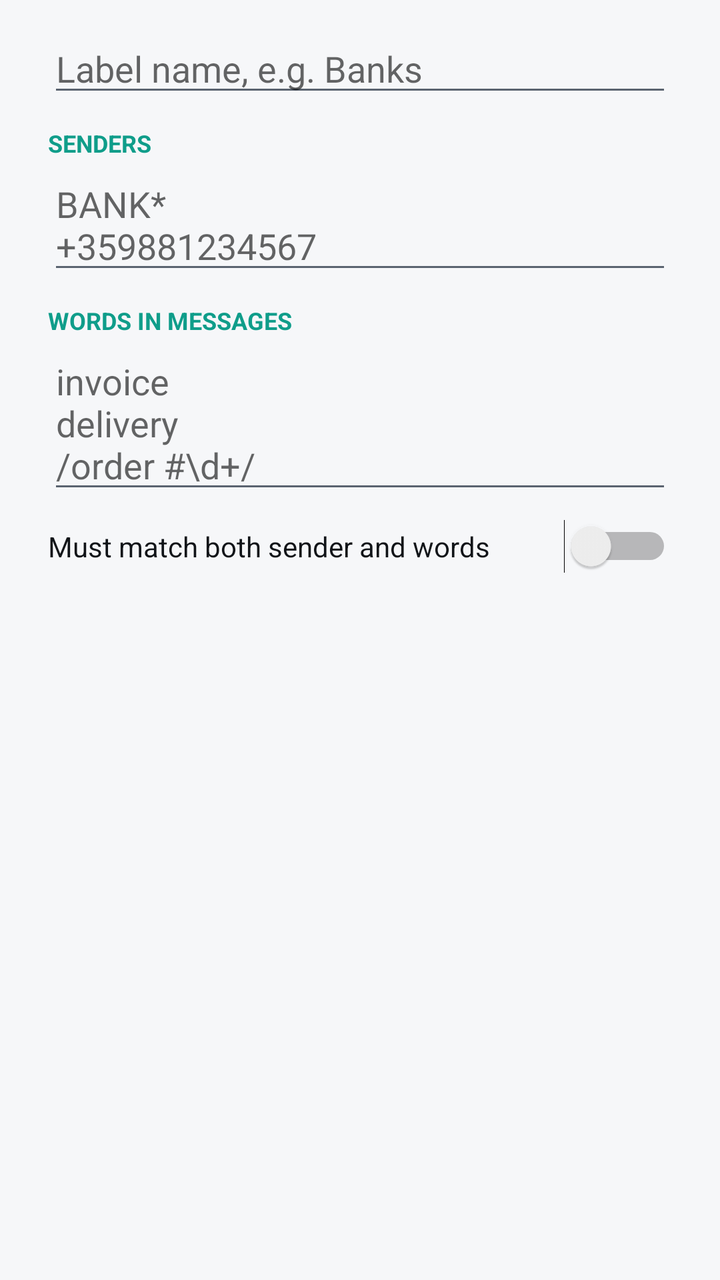
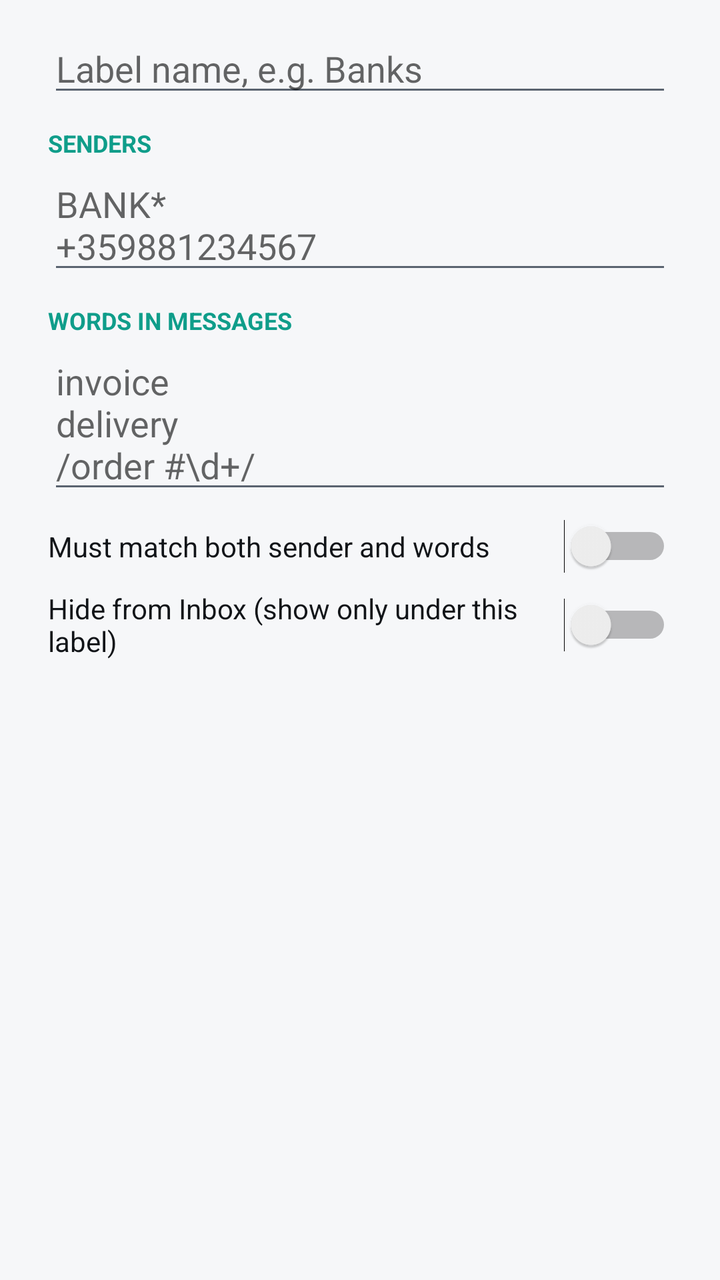

The first picture is an Android layout as it rendered before a commit; the second is the same layout after the commit. The layout source and the unified diff follow.
<!-- AndroidManifest.xml: application theme Pico -->
<!-- res/layout/dialog_label.xml -->
<?xml version="1.0" encoding="utf-8"?>
<ScrollView xmlns:android="http://schemas.android.com/apk/res/android"
    android:layout_width="match_parent"
    android:layout_height="wrap_content">

    <LinearLayout
        android:layout_width="match_parent"
        android:layout_height="wrap_content"
        android:orientation="vertical"
        android:paddingStart="24dp"
        android:paddingTop="12dp"
        android:paddingEnd="24dp"
        android:paddingBottom="8dp">

        <EditText
            android:id="@+id/name"
            android:layout_width="match_parent"
            android:layout_height="wrap_content"
            android:hint="@string/label_name"
            android:importantForAutofill="no"
            android:inputType="textCapSentences"
            android:singleLine="true" />

        <TextView
            style="@style/FieldLabel"
            android:text="@string/label_senders" />

        <EditText
            android:id="@+id/senders"
            style="@style/MultiField"
            android:hint="@string/label_senders_hint" />

        <TextView
            style="@style/FieldLabel"
            android:text="@string/label_words" />

        <EditText
            android:id="@+id/words"
            style="@style/MultiField"
            android:hint="@string/label_words_hint" />

        <Switch
            android:id="@+id/both"
            android:layout_width="match_parent"
            android:layout_height="wrap_content"
            android:layout_marginTop="8dp"
            android:text="@string/label_both"
            android:textColor="@color/text"
            android:textSize="14sp" />

        <TextView
            android:id="@+id/info"
            android:layout_width="match_parent"
            android:layout_height="wrap_content"
            android:layout_marginTop="12dp"
            android:textColor="@color/text2"
            android:textSize="13sp" />

        <LinearLayout
            android:id="@+id/examples"
            android:layout_width="match_parent"
            android:layout_height="wrap_content"
            android:orientation="vertical" />
    </LinearLayout>
</ScrollView>
<!-- resources referenced by this layout -->
<resources>
  <color name="text">#FF111418</color>
  <color name="text2">#FF5B6470</color>
  <string name="label_both">Must match both sender and words</string>
  <string name="label_name">Label name, e.g. Banks</string>
  <string name="label_senders">SENDERS</string>
  <string name="label_senders_hint">BANK*\n+359881234567</string>
  <string name="label_words">WORDS IN MESSAGES</string>
  <string name="label_words_hint">invoice\ndelivery\n/order #\\d+/</string>
  <style name="FieldLabel">
          <item name="android:layout_width">match_parent</item>
          <item name="android:layout_height">wrap_content</item>
          <item name="android:layout_marginTop">10dp</item>
          <item name="android:textColor">@color/accent</item>
          <item name="android:textSize">12sp</item>
          <item name="android:textStyle">bold</item>
      </style>
  <style name="MultiField">
          <item name="android:layout_width">match_parent</item>
          <item name="android:layout_height">wrap_content</item>
          <item name="android:gravity">top|start</item>
          <item name="android:importantForAutofill">no</item>
          <item name="android:inputType">text|textMultiLine|textNoSuggestions</item>
          <item name="android:minLines">2</item>
          <item name="android:maxLines">5</item>
          <item name="android:scrollbars">vertical</item>
      </style>
  <style name="Pico" parent="android:Theme.Material.Light.NoActionBar">
          <item name="android:colorPrimary">@color/accent</item>
          <item name="android:colorPrimaryDark">@color/bg</item>
          <item name="android:colorAccent">@color/accent</item>
          <item name="android:windowBackground">@color/bg</item>
          <item name="android:textColorPrimary">@color/text</item>
          <item name="android:textColorSecondary">@color/text2</item>
          <item name="android:statusBarColor">@android:color/transparent</item>
          <item name="android:navigationBarColor">@android:color/transparent</item>
          <item name="android:windowLightStatusBar">true</item>
      </style>
  <color name="accent">#FF0F9D8A</color>
  <color name="bg">#FFF6F7F9</color>
</resources>

<!-- the commit's change to res/layout/dialog_label.xml (unified diff, before → after) -->
@@ -48,6 +48,15 @@
             android:textColor="@color/text"
             android:textSize="14sp" />
 
+        <Switch
+            android:id="@+id/hide"
+            android:layout_width="match_parent"
+            android:layout_height="wrap_content"
+            android:layout_marginTop="8dp"
+            android:text="@string/label_hide"
+            android:textColor="@color/text"
+            android:textSize="14sp" />
+
         <TextView
             android:id="@+id/info"
             android:layout_width="match_parent"
<!-- resource entries referenced after the edit -->
@@ -3,6 +3,7 @@
   <color name="text">#FF111418</color>
   <color name="text2">#FF5B6470</color>
   <string name="label_both">Must match both sender and words</string>
+  <string name="label_hide">Hide from Inbox (show only under this label)</string>
   <string name="label_name">Label name, e.g. Banks</string>
   <string name="label_senders">SENDERS</string>
   <string name="label_senders_hint">BANK*\n+359881234567</string>
